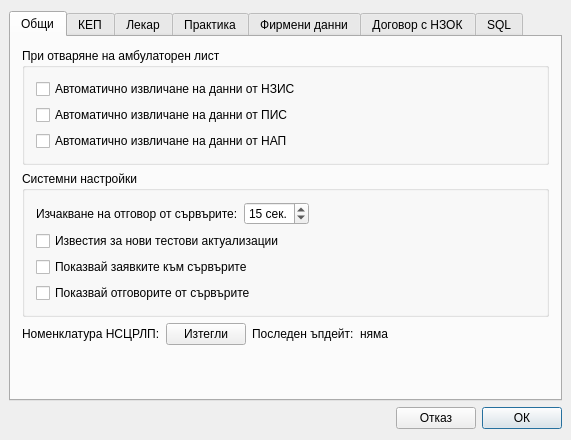
Old version of the form src/View/Widgets/SettingsDialog.ui in the repository thefinalcutbg/DinoDent.
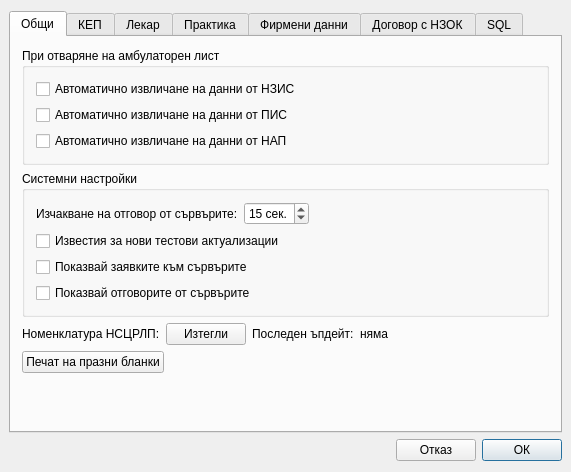
New version of the form. The open tabs and pages were chosen to show the change. Custom widgets are drawn as their Qt base class.

Commit message: empty doc print

```diff
--- a/src/View/Widgets/SettingsDialog.ui
+++ b/src/View/Widgets/SettingsDialog.ui
@@ -7,7 +7,7 @@
     <x>0</x>
     <y>0</y>
     <width>567</width>
-    <height>440</height>
+    <height>472</height>
    </rect>
   </property>
   <property name="minimumSize">
@@ -191,6 +191,33 @@
          </item>
         </layout>
        </item>
+       <item>
+        <layout class="QHBoxLayout" name="horizontalLayout_37">
+         <property name="topMargin">
+          <number>0</number>
+         </property>
+         <item>
+          <widget class="QPushButton" name="printEmptyDocs">
+           <property name="text">
+            <string>Печат на празни бланки</string>
+           </property>
+          </widget>
+         </item>
+         <item>
+          <spacer name="horizontalSpacer_29">
+           <property name="orientation">
+            <enum>Qt::Horizontal</enum>
+           </property>
+           <property name="sizeHint" stdset="0">
+            <size>
+             <width>40</width>
+             <height>20</height>
+            </size>
+           </property>
+          </spacer>
+         </item>
+        </layout>
+       </item>
        <item>
         <spacer name="verticalSpacer_2">
          <property name="orientation">
```
Left out of the diff: 2 changed lines with no effect on the pictures. The commit also changes 6 other files.
